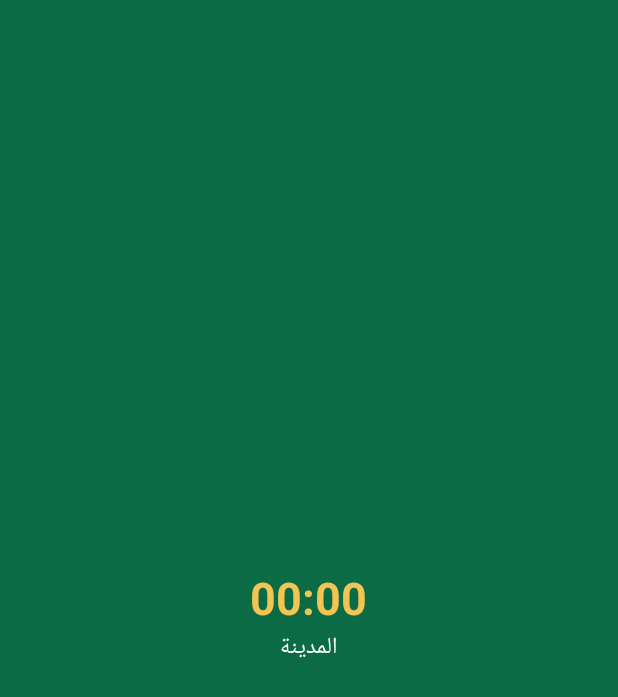
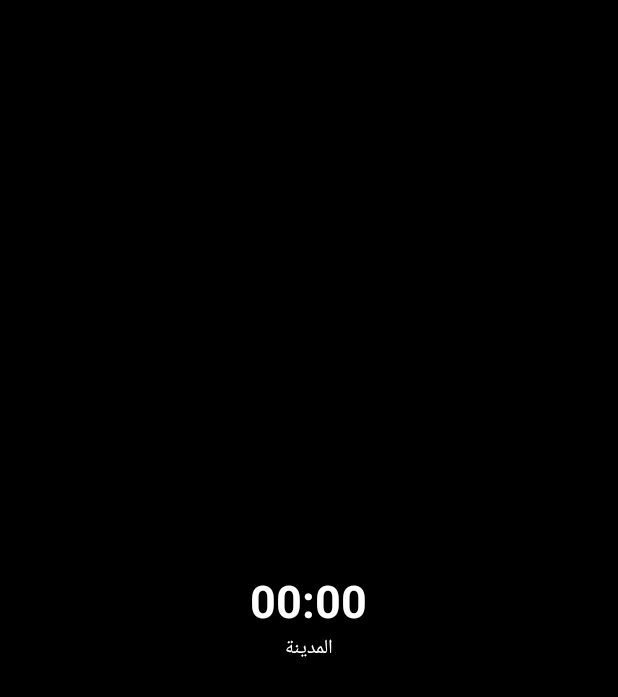
Before and after one commit to moamen2011rr-jpg/moamen2011z, an Android app built with Jetpack Compose: the layout widget_clock.xml on its own in the app's theme, with its tools: preview values and no code run, on a phone screen of 412 x 824 dp. Shown: the top 697 px of the screen. Run offline under Robolectric (Android 15) with nearby library versions, the phone set to English and light mode, and no system bars.

Commit message:
Update widget_clock.xml

```diff
--- a/app/src/main/res/layout/widget_clock.xml
+++ b/app/src/main/res/layout/widget_clock.xml
@@ -1 +1 @@
-<LinearLayout xmlns:android="http://schemas.android.com/apk/res/android" android:layout_width="match_parent" android:layout_height="match_parent" android:orientation="vertical" android:gravity="center" android:padding="16dp" android:background="#0B6B45"><TextView android:id="@+id/widget_time" android:layout_width="wrap_content" android:layout_height="wrap_content" android:text="00:00" android:textColor="#F1C453" android:textSize="30sp" android:textStyle="bold" /><TextView android:id="@+id/widget_city" android:layout_width="wrap_content" android:layout_height="wrap_content" android:text="المدينة" android:textColor="#FFFFFF" android:textSize="15sp" /></LinearLayout>
+<LinearLayout xmlns:android="http://schemas.android.com/apk/res/android" android:layout_width="match_parent" android:layout_height="match_parent" android:orientation="vertical" android:gravity="center" android:padding="12dp" android:background="#000000"><TextView android:id="@+id/widget_time" android:layout_width="wrap_content" android:layout_height="wrap_content" android:text="00:00" android:textColor="#FFFFFF" android:textSize="30sp" android:textStyle="bold" /><TextView android:id="@+id/widget_city" android:layout_width="wrap_content" android:layout_height="wrap_content" android:text="المدينة" android:textColor="#FFFFFF" android:textSize="13sp" /></LinearLayout>
```
